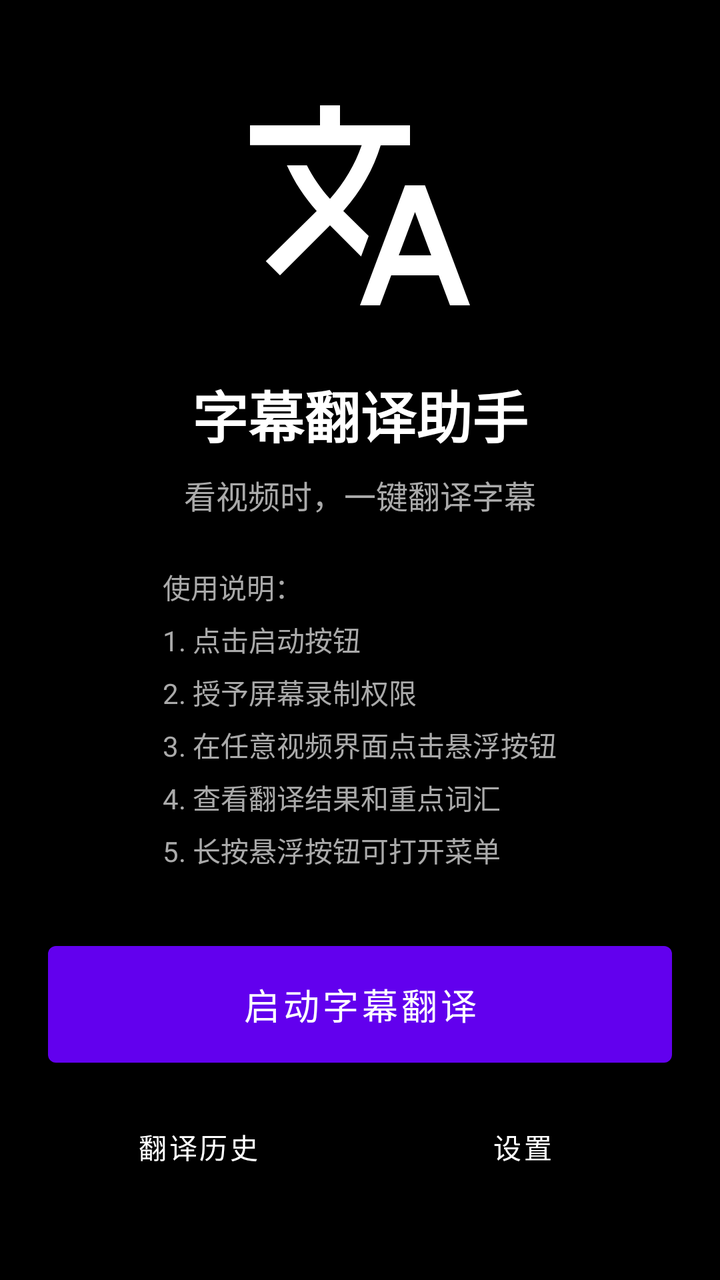
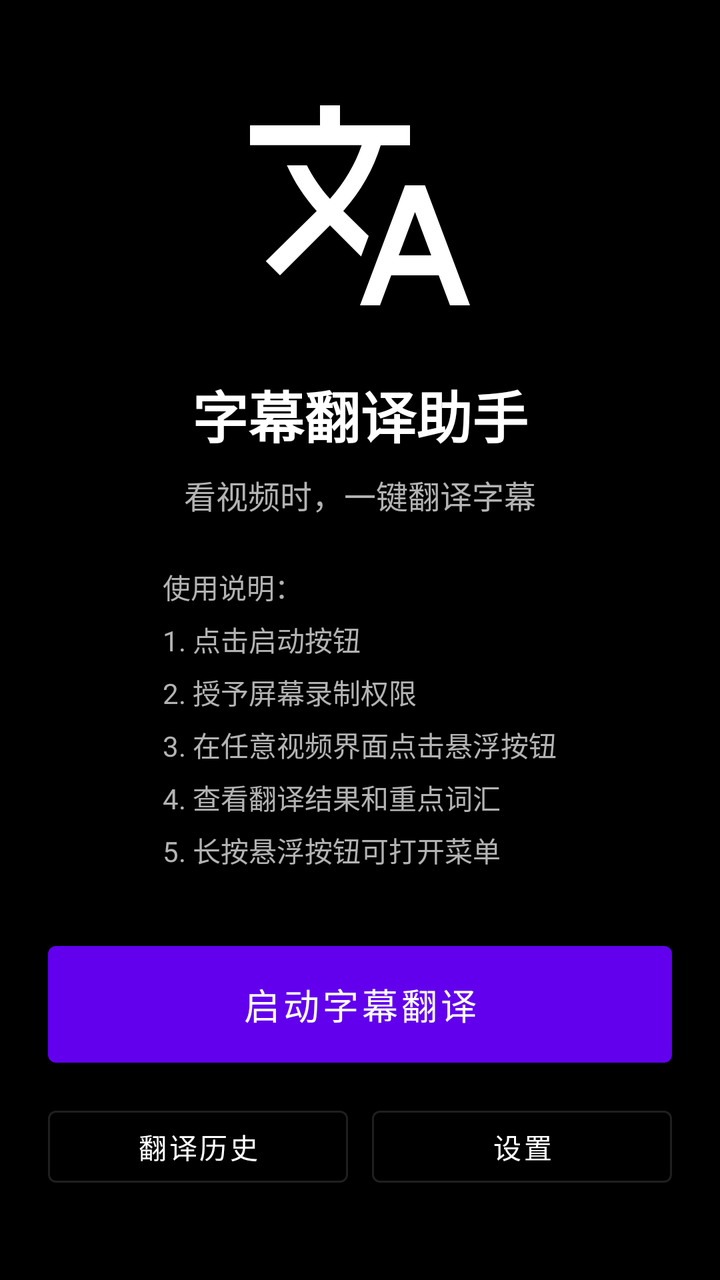

The first picture is an Android layout as it rendered before a commit; the second is the same layout after the commit. The layout source and the unified diff follow.
<!-- AndroidManifest.xml: application theme Theme.SubtitleTranslator -->
<!-- res/layout/activity_main.xml -->
<?xml version="1.0" encoding="utf-8"?>
<LinearLayout xmlns:android="http://schemas.android.com/apk/res/android"
    android:layout_width="match_parent"
    android:layout_height="match_parent"
    android:orientation="vertical"
    android:gravity="center"
    android:padding="24dp"
    android:background="@android:color/background_dark">

    <ImageView
        android:layout_width="120dp"
        android:layout_height="120dp"
        android:src="@drawable/ic_translate"
        android:contentDescription="@string/app_name" />

    <TextView
        android:layout_width="wrap_content"
        android:layout_height="wrap_content"
        android:layout_marginTop="24dp"
        android:text="@string/app_name"
        android:textSize="28sp"
        android:textStyle="bold"
        android:textColor="@android:color/white" />

    <TextView
        android:layout_width="wrap_content"
        android:layout_height="wrap_content"
        android:layout_marginTop="8dp"
        android:text="看视频时，一键翻译字幕"
        android:textSize="16sp"
        android:textColor="@android:color/darker_gray" />

    <TextView
        android:layout_width="wrap_content"
        android:layout_height="wrap_content"
        android:layout_marginTop="24dp"
        android:text="使用说明：\n1. 点击启动按钮\n2. 授予屏幕录制权限\n3. 在任意视频界面点击悬浮按钮\n4. 查看翻译结果和重点词汇\n5. 长按悬浮按钮可打开菜单"
        android:textSize="14sp"
        android:textColor="@android:color/darker_gray"
        android:lineSpacingMultiplier="1.3" />

    
    <LinearLayout
        android:id="@+id/statusContainer"
        android:layout_width="match_parent"
        android:layout_height="wrap_content"
        android:layout_marginTop="24dp"
        android:gravity="center"
        android:orientation="vertical"
        android:visibility="gone">

        <TextView
            android:id="@+id/tvServiceStatus"
            android:layout_width="wrap_content"
            android:layout_height="wrap_content"
            android:text="● 字幕翻译运行中"
            android:textColor="@android:color/holo_green_light"
            android:textSize="15sp"
            android:textStyle="bold" />

        <TextView
            android:layout_width="wrap_content"
            android:layout_height="wrap_content"
            android:layout_marginTop="6dp"
            android:text="点击悬浮球翻译字幕，长按打开菜单"
            android:textColor="@android:color/darker_gray"
            android:textSize="13sp" />
    </LinearLayout>

    <Button
        android:id="@+id/btnStartService"
        android:layout_width="match_parent"
        android:layout_height="wrap_content"
        android:layout_marginTop="32dp"
        android:text="启动字幕翻译"
        android:textSize="18sp"
        android:padding="16dp" />

    <LinearLayout
        android:layout_width="match_parent"
        android:layout_height="wrap_content"
        android:layout_marginTop="12dp"
        android:orientation="horizontal">

        <Button
            android:id="@+id/btnHistory"
            style="?attr/materialButtonOutlinedStyle"
            android:layout_width="0dp"
            android:layout_height="wrap_content"
            android:layout_weight="1"
            android:layout_marginEnd="6dp"
            android:text="翻译历史"
            android:textColor="@android:color/white" />

        <Button
            android:id="@+id/btnSettings"
            style="?attr/materialButtonOutlinedStyle"
            android:layout_width="0dp"
            android:layout_height="wrap_content"
            android:layout_weight="1"
            android:layout_marginStart="6dp"
            android:text="设置"
            android:textColor="@android:color/white" />
    </LinearLayout>

</LinearLayout>
<!-- resources referenced by this layout -->
<resources>
  <!-- drawable ic_translate (drawable) -->
  <?xml version="1.0" encoding="utf-8"?>
  <vector xmlns:android="http://schemas.android.com/apk/res/android"
      android:width="24dp"
      android:height="24dp"
      android:viewportWidth="24"
      android:viewportHeight="24"
      android:tint="@android:color/white">
      <path
          android:fillColor="@android:color/white"
          android:pathData="M12.87,15.07l-2.54,-2.51 0.03,-0.03c1.74,-1.94 2.98,-4.17 3.71,-6.53L17,6L17,4h-7L10,2L8,2v2L1,4v1.99h11.17C11.5,7.92 10.44,9.75 9,11.35 8.07,10.32 7.3,9.19 6.69,8h-2c0.73,1.63 1.73,3.17 2.98,4.56l-5.09,5.02L4,19l5,-5 3.11,3.11 0.76,-2.04zM18.5,10h-2L12,22h2l1.12,-3h4.75L21,22h2l-4.5,-12zM15.88,17l1.62,-4.33L19.12,17h-3.24z"/>
  </vector>
  <string name="app_name">字幕翻译助手</string>
  <style name="Theme.SubtitleTranslator" parent="Theme.MaterialComponents.DayNight.NoActionBar">
          
          <item name="colorPrimary">@color/purple_500</item>
          <item name="colorPrimaryVariant">@color/purple_700</item>
          <item name="colorOnPrimary">@color/white</item>
          
          <item name="colorSecondary">@color/teal_200</item>
          <item name="colorSecondaryVariant">@color/teal_700</item>
          <item name="colorOnSecondary">@color/black</item>
          
          <item name="android:statusBarColor">?attr/colorPrimaryVariant</item>
      </style>
  <color name="purple_500">#FF6200EE</color>
  <color name="purple_700">#FF3700B3</color>
  <color name="white">#FFFFFFFF</color>
  <color name="teal_200">#FF03DAC5</color>
  <color name="teal_700">#FF018786</color>
  <color name="black">#FF000000</color>
</resources>

<!-- the commit's change to res/layout/activity_main.xml (unified diff, before → after) -->
@@ -1,5 +1,6 @@
 <?xml version="1.0" encoding="utf-8"?>
 <LinearLayout xmlns:android="http://schemas.android.com/apk/res/android"
+    android:fitsSystemWindows="true"
     android:layout_width="match_parent"
     android:layout_height="match_parent"
     android:orientation="vertical"
@@ -28,7 +29,7 @@
         android:layout_marginTop="8dp"
         android:text="看视频时，一键翻译字幕"
         android:textSize="16sp"
-        android:textColor="@android:color/darker_gray" />
+        android:textColor="@color/text_secondary" />
 
     <TextView
         android:layout_width="wrap_content"
@@ -36,7 +37,7 @@
         android:layout_marginTop="24dp"
         android:text="使用说明：\n1. 点击启动按钮\n2. 授予屏幕录制权限\n3. 在任意视频界面点击悬浮按钮\n4. 查看翻译结果和重点词汇\n5. 长按悬浮按钮可打开菜单"
         android:textSize="14sp"
-        android:textColor="@android:color/darker_gray"
+        android:textColor="@color/text_secondary"
         android:lineSpacingMultiplier="1.3" />
 
     
@@ -63,7 +64,7 @@
             android:layout_height="wrap_content"
             android:layout_marginTop="6dp"
             android:text="点击悬浮球翻译字幕，长按打开菜单"
-            android:textColor="@android:color/darker_gray"
+            android:textColor="@color/text_secondary"
             android:textSize="13sp" />
     </LinearLayout>
 
<!-- resource entries referenced after the edit -->
@@ -1,5 +1,6 @@
 <!-- resources referenced by this layout -->
 <resources>
+  <color name="text_secondary">#FFB3B3B3</color>
   <!-- drawable ic_translate (drawable) -->
   <?xml version="1.0" encoding="utf-8"?>
   <vector xmlns:android="http://schemas.android.com/apk/res/android"
@@ -13,7 +14,7 @@
           android:pathData="M12.87,15.07l-2.54,-2.51 0.03,-0.03c1.74,-1.94 2.98,-4.17 3.71,-6.53L17,6L17,4h-7L10,2L8,2v2L1,4v1.99h11.17C11.5,7.92 10.44,9.75 9,11.35 8.07,10.32 7.3,9.19 6.69,8h-2c0.73,1.63 1.73,3.17 2.98,4.56l-5.09,5.02L4,19l5,-5 3.11,3.11 0.76,-2.04zM18.5,10h-2L12,22h2l1.12,-3h4.75L21,22h2l-4.5,-12zM15.88,17l1.62,-4.33L19.12,17h-3.24z"/>
   </vector>
   <string name="app_name">字幕翻译助手</string>
-  <style name="Theme.SubtitleTranslator" parent="Theme.MaterialComponents.DayNight.NoActionBar">
+  <style name="Theme.SubtitleTranslator" parent="Theme.MaterialComponents.NoActionBar">
           
           <item name="colorPrimary">@color/purple_500</item>
           <item name="colorPrimaryVariant">@color/purple_700</item>
@@ -23,7 +24,9 @@
           <item name="colorSecondaryVariant">@color/teal_700</item>
           <item name="colorOnSecondary">@color/black</item>
           
-          <item name="android:statusBarColor">?attr/colorPrimaryVariant</item>
+          <item name="android:statusBarColor">@android:color/background_dark</item>
+          <item name="android:windowLightStatusBar">false</item>
+          <item name="android:navigationBarColor">@android:color/background_dark</item>
       </style>
   <color name="purple_500">#FF6200EE</color>
   <color name="purple_700">#FF3700B3</color>
